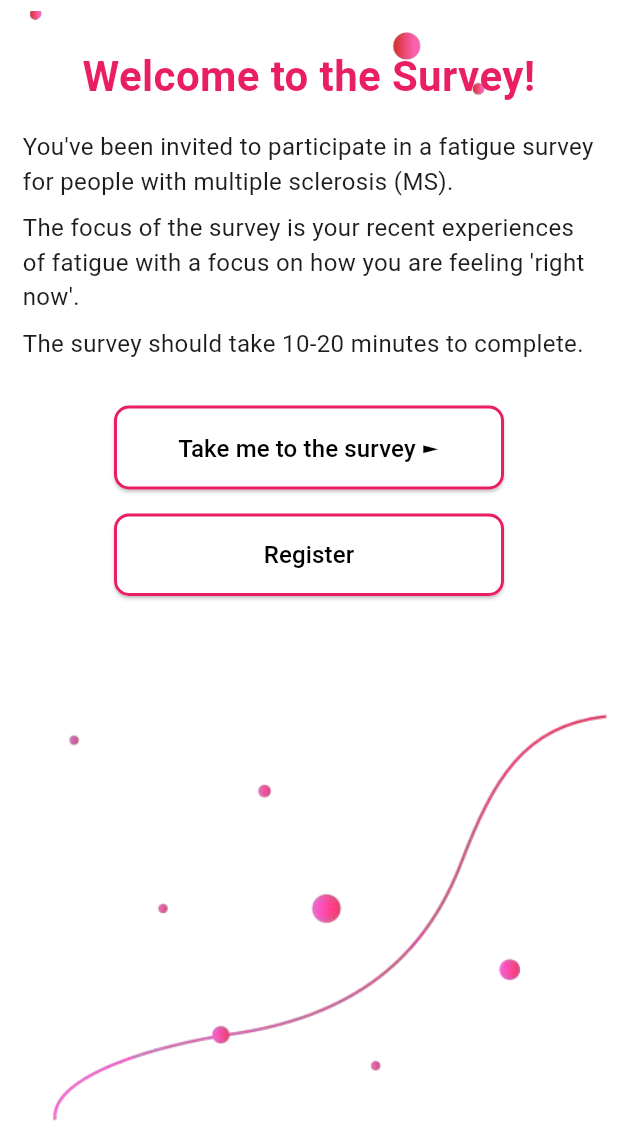
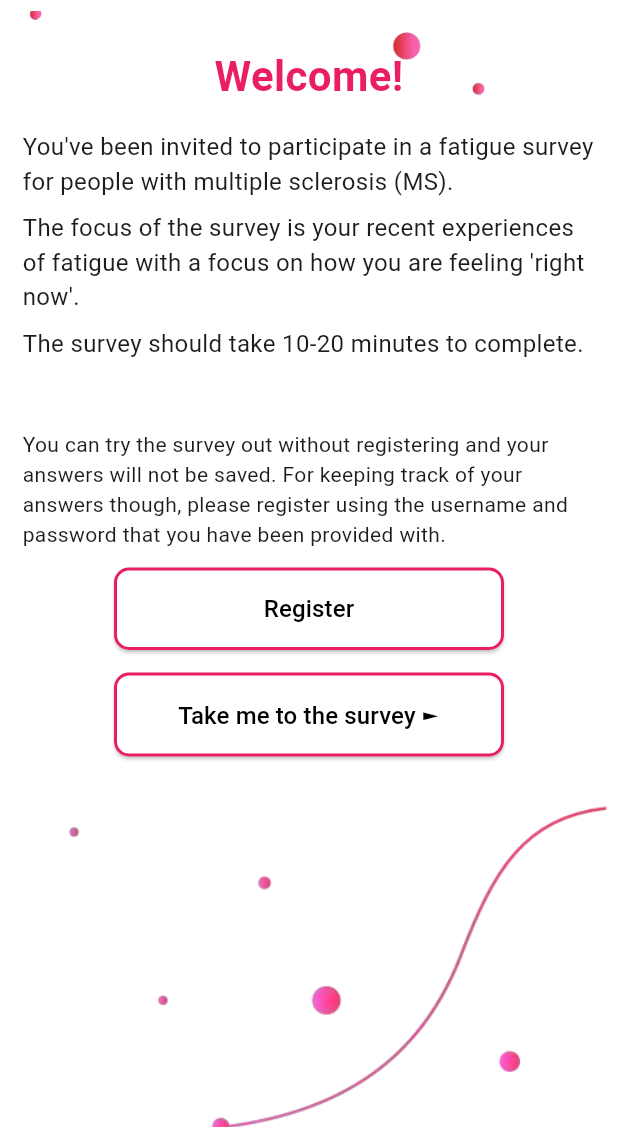
Before and after one commit to anusii/msfatigue, a Flutter app: the screen it shows after launch, on a phone screen of 412 x 824 dp, the part 109-1236 px from its top. Run offline on Flutter 3.47's test engine with Material 3 defaults, Android fonts, the phone set to English and light mode, and no system bars; our stand-ins replace equatable, flutter_bloc, flutter_markdown, gap, shared_preferences, universal_io; missing offline and left inert: rdflib, solidpod, window_manager.

Commit message:
update frot end

```diff
--- a/lib/questionnaire/consent.dart
+++ b/lib/questionnaire/consent.dart
@@ -32,7 +32,7 @@ class _ConsentScreenState extends State<ConsentScreen> {
   @override
   Widget build(BuildContext context) {
     final welcomeText = (preferredName == null || preferredName!.isEmpty)
-        ? "Welcome to the Survey!"
+        ? "Welcome!"
         : "Welcome ${formatPreferredName(preferredName!)}!";
 
     return Scaffold(
--- a/lib/welcome.dart
+++ b/lib/welcome.dart
@@ -44,7 +44,7 @@ class _WelcomeScreenState extends State<WelcomeScreen> {
     // Compute the welcome text.
 
     final welcomeText = (preferredName == null || preferredName!.isEmpty)
-        ? "Welcome to the Survey!"
+        ? "Welcome!"
         : "Welcome ${formatPreferredName(preferredName!)}!";
 
     return Scaffold(
@@ -118,6 +118,66 @@ class _WelcomeScreenState extends State<WelcomeScreen> {
                           style: TextStyle(fontSize: 16),
                         ),
                         const SizedBox(height: 30),
+
+                        // If account info is missing, show the informational message and the Register button.
+
+                        if (preferredName == null || preferredName!.isEmpty)
+                          Padding(
+                            padding: const EdgeInsets.only(top: 16.0),
+                            child: Center(
+                              child: Column(
+                                mainAxisSize: MainAxisSize.min,
+                                children: [
+                                  // Informational message for unregistered users.
+                                  const Text(
+                                    "You can try the survey out without registering and your answers will not be saved. For keeping track of your answers though, please register using the username and password that you have been provided with.",
+                                    style: TextStyle(fontSize: 14),
+                                    textAlign: TextAlign.left,
+                                  ),
+                                  const SizedBox(height: 12),
+                                  // Register button.
+                                  SizedBox(
+                                    width: 260,
+                                    child: ElevatedButton(
+                                      onPressed: () {
+                                        Navigator.of(context)
+                                            .push(MaterialPageRoute(
+                                          builder: (_) =>
+                                              const CredentialsPage(),
+                                        ))
+                                            .then((_) {
+                                          // Re-load the preferred name after returning.
+                                          _loadPreferredName();
+                                        });
+                                      },
+                                      style: ElevatedButton.styleFrom(
+                                        backgroundColor: Colors.white,
+                                        side: const BorderSide(
+                                          color: Colors.pink,
+                                          width: 2,
+                                        ),
+                                        padding: const EdgeInsets.symmetric(
+                                            vertical: 16),
+                                        shape: RoundedRectangleBorder(
+                                          borderRadius:
+                                              BorderRadius.circular(10),
+                                        ),
+                                      ),
+                                      child: const Text(
+                                        "Register",
+                                        style: TextStyle(
+                                          fontSize: 16,
+                                          color: Colors.black,
+                                        ),
+                                      ),
+                                    ),
+                                  ),
+                                ],
+                              ),
+                            ),
+                          ),
+                        const SizedBox(height: 15),
+
                         Center(
                           child: SizedBox(
                             width: 260,
@@ -152,48 +212,6 @@ class _WelcomeScreenState extends State<WelcomeScreen> {
                             ),
                           ),
                         ),
-                        // If account info is missing, show the Register button.
-
-                        if (preferredName == null || preferredName!.isEmpty)
-                          Padding(
-                            padding: const EdgeInsets.only(top: 16.0),
-                            child: Center(
-                              child: SizedBox(
-                                width: 260,
-                                child: ElevatedButton(
-                                  onPressed: () {
-                                    Navigator.of(context)
-                                        .push(MaterialPageRoute(
-                                      builder: (_) => const CredentialsPage(),
-                                    ))
-                                        .then((_) {
-                                      // Re-load the preferred name after returning.
-                                      _loadPreferredName();
-                                    });
-                                  },
-                                  style: ElevatedButton.styleFrom(
-                                    backgroundColor: Colors.white,
-                                    side: const BorderSide(
-                                      color: Colors.pink,
-                                      width: 2,
-                                    ),
-                                    padding: const EdgeInsets.symmetric(
-                                        vertical: 16),
-                                    shape: RoundedRectangleBorder(
-                                      borderRadius: BorderRadius.circular(10),
-                                    ),
-                                  ),
-                                  child: const Text(
-                                    "Register",
-                                    style: TextStyle(
-                                      fontSize: 16,
-                                      color: Colors.black,
-                                    ),
-                                  ),
-                                ),
-                              ),
-                            ),
-                          ),
                       ],
                     ),
                   ),
--- a/lib/widgets/page/credentials_page.dart
+++ b/lib/widgets/page/credentials_page.dart
@@ -91,7 +91,7 @@ class _CredentialsPageState extends State<CredentialsPage> {
                   // Use the pre-captured scaffoldMessenger and navigator.
 
                   scaffoldMessenger.showSnackBar(
-                    const SnackBar(content: Text("Credentials saved")),
+                    const SnackBar(content: Text("Successfully registered")),
                   );
                   navigator.pushReplacement(
                     MaterialPageRoute(
```
Also changed, not shown: lib/widgets/page/personal_settings.dart (line endings or trailing spaces).
